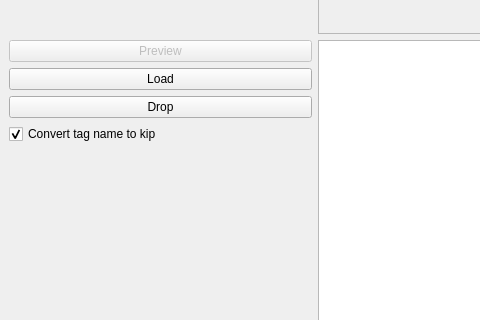
DamirKh/io_ref, file ui/iogen_main.ui: the form before one commit; both pictures show x 0 to 480 and y 234 to 554 of the 1229 by 755 pixel window.
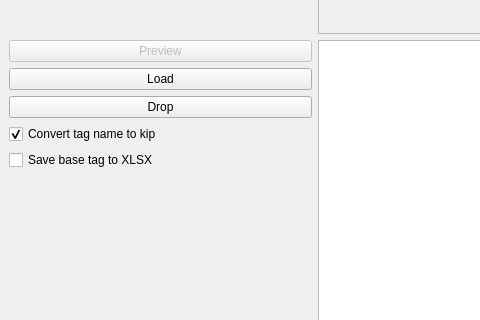
The form after the commit.

Commit message: ver 0.6 "Save Base tag" checkbox added

```diff
--- a/ui/iogen_main.ui
+++ b/ui/iogen_main.ui
@@ -88,6 +88,13 @@
           </property>
          </widget>
         </item>
+        <item>
+         <widget class="QCheckBox" name="checkBox_saveBase">
+          <property name="text">
+           <string>Save base tag to XLSX</string>
+          </property>
+         </widget>
+        </item>
         <item>
          <spacer name="verticalSpacer_3">
           <property name="orientation">
```
Left out of the diff: 2 changed lines with no effect on the pictures. The commit also changes 3 other files.
